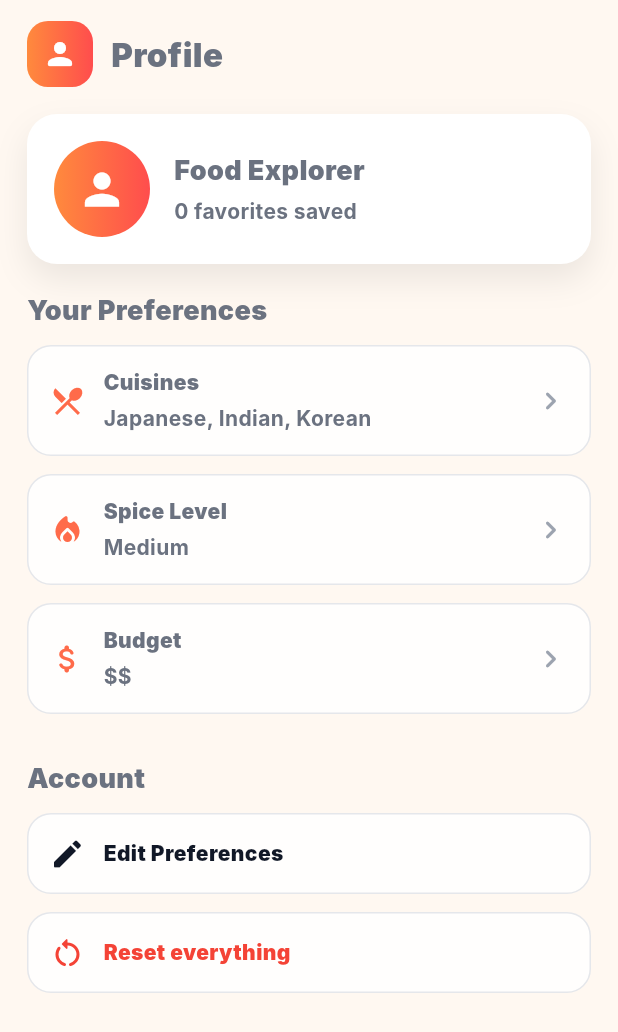
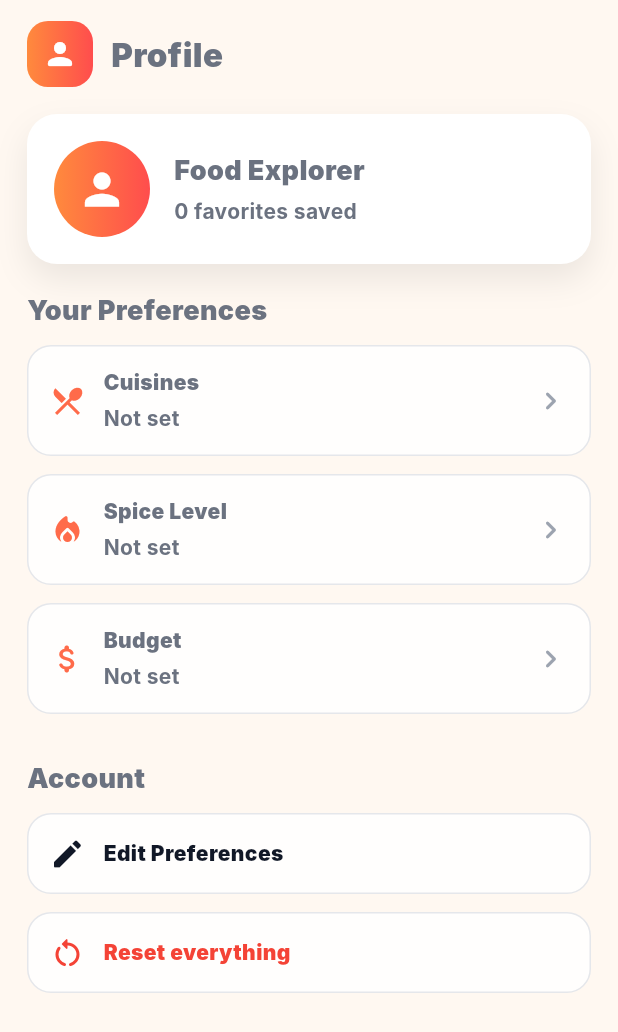
Before and after one commit to NUS-MTechSE-DMSS/swipe2eat-ui, a Flutter app: the ProfileScreen widget shown alone on an empty page, opened directly, on a phone screen of 412 x 824 dp. Shown: the top 1032 px of the screen. Run offline on Flutter 3.47's test engine with Material 3 defaults, Android fonts, the light colour scheme and no system bars; our stand-ins replace shared_preferences; accounts and stored records are empty; network calls fail; Roboto replaces fonts that are missing (Inter).

Commit message:
updated prefrences sync with profile screen

```diff
--- a/lib/features/profile/profile_screen.dart
+++ b/lib/features/profile/profile_screen.dart
@@ -1,11 +1,75 @@
 import 'package:flutter/material.dart';
+import 'package:shared_preferences/shared_preferences.dart';
 import '../../core/state/favorites_store.dart';
 import '../../core/services/preferences_service.dart';
 
-class ProfileScreen extends StatelessWidget {
-  // const ProfileScreen({super.key});
+class ProfileScreen extends StatefulWidget {
   final bool showBottomNav;
   const ProfileScreen({super.key, this.showBottomNav = true});
+
+  @override
+  State<ProfileScreen> createState() => _ProfileScreenState();
+}
+
+class _ProfileScreenState extends State<ProfileScreen> {
+  String _cuisinesDisplay = "Loading...";
+  String _spiceDisplay = "Loading...";
+  String _budgetDisplay = "Loading...";
+
+  static const String _prefsCuisinesKey = 'prefs.cuisines';
+  static const String _prefsBudgetKey = 'prefs.budget';
+  static const String _prefsBudgetLabelKey = 'prefs.budgetLabel';
+  static const String _prefsSpiceKey = 'prefs.spice';
+
+  @override
+  void initState() {
+    super.initState();
+    _loadPreferences();
+    // Listen for preference updates
+    PreferencesService.preferencesUpdated.addListener(_onPreferencesUpdated);
+  }
+
+  @override
+  void dispose() {
+    PreferencesService.preferencesUpdated.removeListener(_onPreferencesUpdated);
+    super.dispose();
+  }
+
+  void _onPreferencesUpdated() {
+    _loadPreferences();
+  }
+
+  Future<void> _loadPreferences() async {
+    final prefs = await SharedPreferences.getInstance();
+
+    final cuisines = prefs.getStringList(_prefsCuisinesKey) ?? [];
+    final budget = prefs.getString(_prefsBudgetLabelKey) ?? prefs.getString(_prefsBudgetKey) ?? "Not set";
+    final spice = prefs.getString(_prefsSpiceKey) ?? "Not set";
+
+    if (mounted) {
+      setState(() {
+        _cuisinesDisplay = cuisines.isNotEmpty ? cuisines.join(", ") : "Not set";
+        _budgetDisplay = _getBudgetDisplay(budget);
+        _spiceDisplay = spice;
+      });
+    }
+  }
+
+  String _getBudgetDisplay(String budget) {
+    switch (budget.toLowerCase()) {
+      case 'low':
+      case 'budget friendly':
+        return "\$";
+      case 'medium':
+      case 'mid range':
+        return "\$\$";
+      case 'high':
+      case 'premium':
+        return "\$\$\$";
+      default:
+        return budget;
+    }
+  }
 
 
   @override
@@ -63,7 +127,7 @@ class ProfileScreen extends StatelessWidget {
                   _PrefTile(
                     icon: Icons.restaurant_menu,
                     title: "Cuisines",
-                    value: "Japanese, Indian, Korean",
+                    value: _cuisinesDisplay,
                     onTap: () {
                       // TODO: navigate to edit cuisines
                     },
@@ -71,7 +135,7 @@ class ProfileScreen extends StatelessWidget {
                   _PrefTile(
                     icon: Icons.local_fire_department_rounded,
                     title: "Spice Level",
-                    value: "Medium",
+                    value: _spiceDisplay,
                     onTap: () {
                       // TODO: navigate to spice screen
                     },
@@ -79,7 +143,7 @@ class ProfileScreen extends StatelessWidget {
                   _PrefTile(
                     icon: Icons.attach_money_rounded,
                     title: "Budget",
-                    value: "\$\$",
+                    value: _budgetDisplay,
                     onTap: () {
                       // TODO: navigate to budget screen
                     },
```
